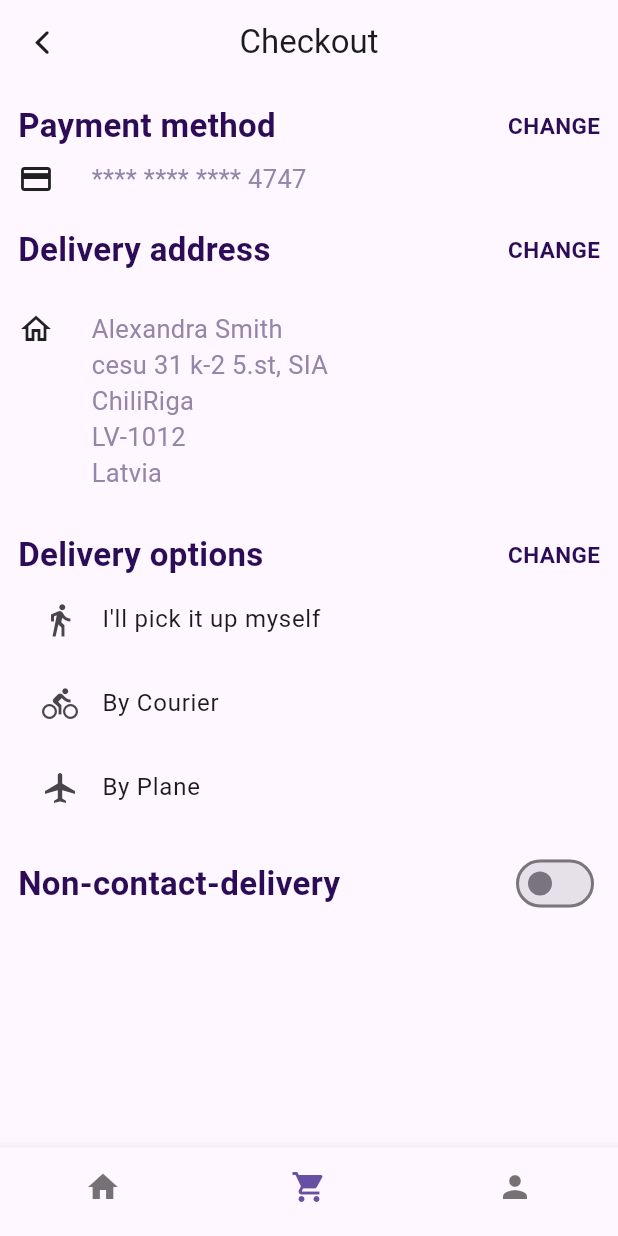
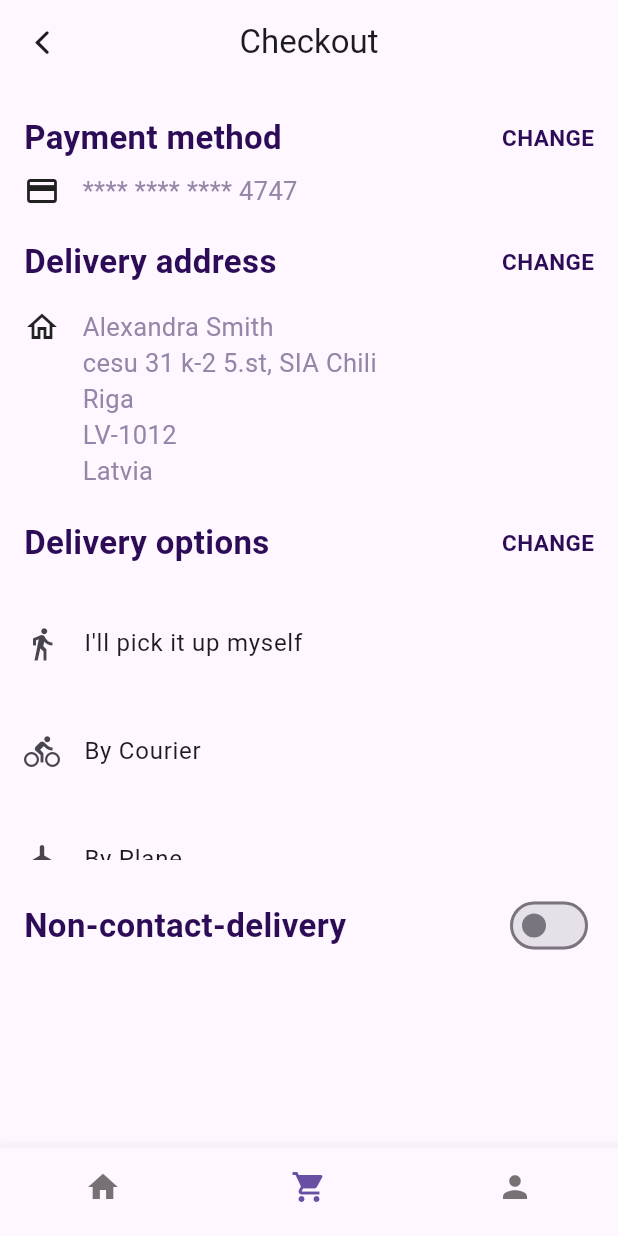
Before and after one commit to tanjilalom/Food-Delivery, a Flutter app: the screen it shows after launch, item 2 of the bottom bar chosen, on a phone screen of 412 x 824 dp. Run offline on Flutter 3.47's test engine with Material 3 defaults, Android fonts, the phone set to English and light mode, and no system bars; our stand-ins replace get.

Commit message:
design updated

```diff
--- a/lib/screen/checkout.dart
+++ b/lib/screen/checkout.dart
@@ -12,24 +12,25 @@ class Checkout extends StatefulWidget {
 
 class _CheckoutState extends State<Checkout> {
   bool isSwitched = false;
-  bool isSelected = false;
 
   @override
   Widget build(BuildContext context) {
     return Scaffold(
       appBar: AppBar(
-        title: Text('Checkout'),
+        title: const Text('Checkout'),
         centerTitle: true,
         leading: IconButton(
           onPressed: () => Get.back(),
-          icon: Icon(CupertinoIcons.back),
+          icon: const Icon(CupertinoIcons.back),
         ),
       ),
       body: Padding(
-        padding: const EdgeInsets.all(12.0),
+        padding: const EdgeInsets.symmetric(horizontal: 16, vertical: 20),
         child: Column(
+          crossAxisAlignment: CrossAxisAlignment.start,
           children: [
-            Row(
+            // Payment method section
+            const Row(
               mainAxisAlignment: MainAxisAlignment.spaceBetween,
               children: [
                 Text(
@@ -48,15 +49,11 @@ class _CheckoutState extends State<Checkout> {
                 ),
               ],
             ),
-            SizedBox(
-              height: 8,
-            ),
-            Row(
+            const SizedBox(height: 8),
+            const Row(
               children: [
                 Icon(Icons.credit_card),
-                SizedBox(
-                  width: 25,
-                ),
+                SizedBox(width: 15),
                 Text(
                   '**** **** **** 4747',
                   style: TextStyle(
@@ -66,10 +63,10 @@ class _CheckoutState extends State<Checkout> {
                 ),
               ],
             ),
-            SizedBox(
-              height: 20,
-            ),
-            Row(
+            const SizedBox(height: 20),
+
+            // Delivery address section
+            const Row(
               mainAxisAlignment: MainAxisAlignment.spaceBetween,
               children: [
                 Text(
@@ -88,37 +85,27 @@ class _CheckoutState extends State<Checkout> {
                 ),
               ],
             ),
-            SizedBox(
-              height: 25,
-            ),
+            const SizedBox(height: 16),
             Row(
               crossAxisAlignment: CrossAxisAlignment.start,
-              children: [
+              children: const [
                 Icon(Icons.home_outlined),
-                SizedBox(
-                  width: 25,
-                ),
-                Container(
-                  width: 197,
-                  height: 127,
+                SizedBox(width: 15),
+                Expanded(
                   child: Text(
-                    'Alexandra Smith \n'
-                    'cesu 31 k-2 5.st, SIA Chili'
-                    'Riga\n'
-                    'LV-1012\n'
-                    'Latvia',
+                    'Alexandra Smith\ncesu 31 k-2 5.st, SIA Chili\nRiga\nLV-1012\nLatvia',
                     style: TextStyle(
                         fontSize: 17,
                         fontWeight: FontWeight.w400,
                         color: Color(0xff9586A8)),
                   ),
-                )
+                ),
               ],
             ),
-            SizedBox(
-              height: 20,
-            ),
-            Row(
+            const SizedBox(height: 20),
+
+            // Delivery options section
+            const Row(
               mainAxisAlignment: MainAxisAlignment.spaceBetween,
               children: [
                 Text(
@@ -137,6 +124,7 @@ class _CheckoutState extends State<Checkout> {
                 ),
               ],
             ),
+            const SizedBox(height: 16),
             SizedBox(
               height: 180,
               child: ListView.builder(
@@ -146,13 +134,18 @@ class _CheckoutState extends State<Checkout> {
                   return ListTile(
                     leading: itemname.icon,
                     title: Text(itemname.text),
+                    contentPadding: const EdgeInsets.symmetric(vertical: 8),
                   );
-                  }),
+                },
               ),
+            ),
+            const SizedBox(height: 20),
+
+            // Non-contact delivery switch
             Row(
               mainAxisAlignment: MainAxisAlignment.spaceBetween,
               children: [
-                Text(
+                const Text(
                   'Non-contact-delivery',
                   style: TextStyle(
                       fontSize: 22,
@@ -160,7 +153,6 @@ class _CheckoutState extends State<Checkout> {
                       color: Color(0xff2D0C57)),
                 ),
                 Switch(
-                  // This bool value toggles the switch.
                   value: isSwitched,
                   activeColor: Colors.deepPurple[100],
                   onChanged: (value) {
@@ -168,7 +160,7 @@ class _CheckoutState extends State<Checkout> {
                       isSwitched = value;
                     });
                   },
-                )
+                ),
               ],
             ),
           ],
```
Also changed, not shown: assets/chip.png (added). Lines whose indentation alone changed are shown as unchanged.
